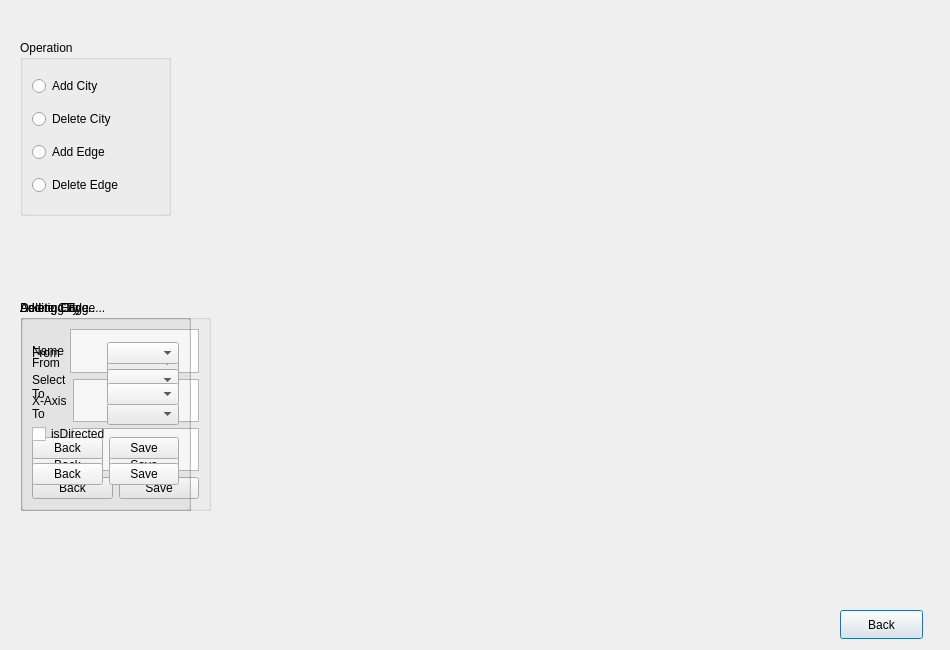
The window that edit.ui (MohabASHRAF-byte/mini-waslni-gui) describes before a commit, drawn with Qt 5.
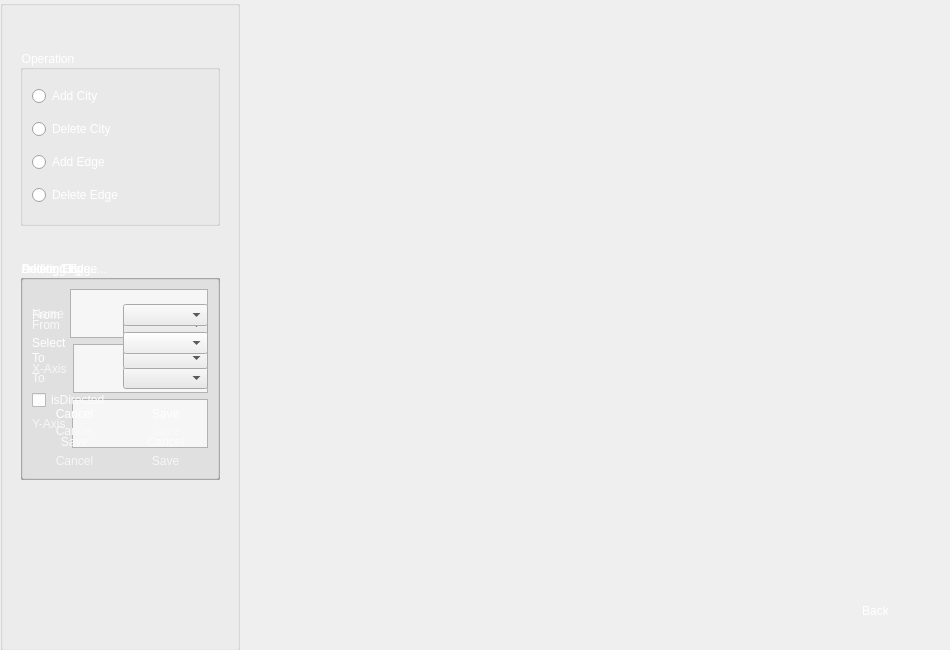
The same window after the commit. Icons and pictures are not drawn.

What changed in the file:
```diff
--- a/edit.ui
+++ b/edit.ui
@@ -13,34 +13,63 @@
   <property name="windowTitle">
    <string>Dialog</string>
   </property>
+  <property name="styleSheet">
+   <string notr="true">background-image: url(&quot;C:/Users/Moamen Sherif/Desktop/drive-download-20230520T180835Z-001/Asset 6.png&quot;);</string>
+  </property>
   <widget class="QPushButton" name="back_pushButton">
    <property name="geometry">
     <rect>
-     <x>840</x>
-     <y>610</y>
-     <width>83</width>
-     <height>29</height>
+     <x>820</x>
+     <y>590</y>
+     <width>111</width>
+     <height>41</height>
     </rect>
    </property>
+   <property name="styleSheet">
+    <string notr="true">color: white; 
+background-image: url(&quot;C:/Users/Moamen Sherif/Desktop/drive-download-20230520T180835Z-001/Asset 7.png&quot;);
+border-radius: 15px;</string>
+   </property>
    <property name="text">
     <string>Back</string>
    </property>
   </widget>
+  <widget class="QGroupBox" name="groupBox">
+   <property name="geometry">
+    <rect>
+     <x>0</x>
+     <y>0</y>
+     <width>240</width>
+     <height>651</height>
+    </rect>
+   </property>
+   <property name="styleSheet">
+    <string notr="true">background-image: url(&quot;C:/Users/Moamen Sherif/Desktop/drive-download-20230520T180835Z-001/Asset 15.png&quot;);</string>
+   </property>
+   <property name="title">
+    <string/>
+   </property>
   <widget class="QGroupBox" name="operation_groupBox">
    <property name="geometry">
     <rect>
      <x>20</x>
-     <y>40</y>
-     <width>151</width>
+      <y>50</y>
+      <width>200</width>
      <height>176</height>
     </rect>
    </property>
+    <property name="styleSheet">
+     <string notr="true">color: white;</string>
+    </property>
    <property name="title">
     <string>Operation</string>
    </property>
    <layout class="QVBoxLayout" name="verticalLayout">
     <item>
      <widget class="QRadioButton" name="add_city_radioButton">
+       <property name="styleSheet">
+        <string notr="true"/>
+       </property>
       <property name="text">
        <string>Add City</string>
       </property>
@@ -73,11 +102,14 @@
    <property name="geometry">
     <rect>
      <x>20</x>
-     <y>300</y>
-     <width>191</width>
-     <height>211</height>
-    </rect>
-   </property>
+      <y>260</y>
+      <width>200</width>
+      <height>220</height>
+     </rect>
+    </property>
+    <property name="styleSheet">
+     <string notr="true">color: white;</string>
+    </property>
    <property name="title">
     <string>Adding City ..</string>
    </property>
@@ -92,7 +124,11 @@
        </widget>
       </item>
       <item>
-       <widget class="QPlainTextEdit" name="plainTextEdit"/>
+        <widget class="QPlainTextEdit" name="plainTextEdit">
+         <property name="styleSheet">
+          <string notr="true"/>
+         </property>
+        </widget>
       </item>
      </layout>
     </item>
@@ -106,7 +142,11 @@
        </widget>
       </item>
       <item>
-       <widget class="QPlainTextEdit" name="plainTextEdit_3"/>
+        <widget class="QPlainTextEdit" name="plainTextEdit_3">
+         <property name="styleSheet">
+          <string notr="true"/>
+         </property>
+        </widget>
       </item>
      </layout>
     </item>
@@ -120,7 +160,11 @@
        </widget>
       </item>
       <item>
-       <widget class="QPlainTextEdit" name="plainTextEdit_2"/>
+        <widget class="QPlainTextEdit" name="plainTextEdit_2">
+         <property name="styleSheet">
+          <string notr="true"/>
+         </property>
+        </widget>
       </item>
      </layout>
     </item>
@@ -128,13 +172,49 @@
      <layout class="QHBoxLayout" name="horizontalLayout_9">
       <item>
        <widget class="QPushButton" name="adding_city_back">
+         <property name="sizePolicy">
+          <sizepolicy hsizetype="Minimum" vsizetype="Preferred">
+           <horstretch>0</horstretch>
+           <verstretch>0</verstretch>
+          </sizepolicy>
+         </property>
+         <property name="maximumSize">
+          <size>
+           <width>16777215</width>
+           <height>22</height>
+          </size>
+         </property>
+         <property name="styleSheet">
+          <string notr="true">background-image: url(&quot;C:/Users/Moamen Sherif/Desktop/drive-download-20230520T180835Z-001/Asset 9.png&quot;);
+background-repeat: none;
+border: none;
+color: white;</string>
+         </property>
         <property name="text">
-         <string>Back</string>
+          <string>Cancel</string>
         </property>
        </widget>
       </item>
       <item>
        <widget class="QPushButton" name="add_city_save_pushButton">
+         <property name="sizePolicy">
+          <sizepolicy hsizetype="Minimum" vsizetype="Preferred">
+           <horstretch>0</horstretch>
+           <verstretch>0</verstretch>
+          </sizepolicy>
+         </property>
+         <property name="maximumSize">
+          <size>
+           <width>16777215</width>
+           <height>22</height>
+          </size>
+         </property>
+         <property name="styleSheet">
+          <string notr="true">background-image: url(&quot;C:/Users/Moamen Sherif/Desktop/drive-download-20230520T180835Z-001/Asset 9.png&quot;);
+background-repeat: none;
+border: none;
+color: white;</string>
+         </property>
         <property name="text">
          <string>Save</string>
         </property>
@@ -148,11 +228,14 @@
    <property name="geometry">
     <rect>
      <x>20</x>
-     <y>300</y>
-     <width>171</width>
-     <height>211</height>
-    </rect>
-   </property>
+      <y>260</y>
+      <width>200</width>
+      <height>220</height>
+     </rect>
+    </property>
+    <property name="styleSheet">
+     <string notr="true">color: white;</string>
+    </property>
    <property name="title">
     <string>Deleting Edge ..</string>
    </property>
@@ -167,7 +250,11 @@
        </widget>
       </item>
       <item>
-       <widget class="QComboBox" name="delete_edge_from_comboBox"/>
+        <widget class="QComboBox" name="delete_edge_from_comboBox">
+         <property name="styleSheet">
+          <string notr="true">color: black;</string>
+         </property>
+        </widget>
       </item>
      </layout>
     </item>
@@ -181,7 +268,11 @@
        </widget>
       </item>
       <item>
-       <widget class="QComboBox" name="delete_edge_to_comboBox"/>
+        <widget class="QComboBox" name="delete_edge_to_comboBox">
+         <property name="styleSheet">
+          <string notr="true">color: black;</string>
+         </property>
+        </widget>
       </item>
      </layout>
     </item>
@@ -189,60 +280,49 @@
      <layout class="QHBoxLayout" name="horizontalLayout_11">
       <item>
        <widget class="QPushButton" name="deleting_edge_pushButton">
+         <property name="sizePolicy">
+          <sizepolicy hsizetype="Minimum" vsizetype="Preferred">
+           <horstretch>0</horstretch>
+           <verstretch>0</verstretch>
+          </sizepolicy>
+         </property>
+         <property name="maximumSize">
+          <size>
+           <width>16777215</width>
+           <height>22</height>
+          </size>
+         </property>
+         <property name="styleSheet">
+          <string notr="true">background-image: url(&quot;C:/Users/Moamen Sherif/Desktop/drive-download-20230520T180835Z-001/Asset 9.png&quot;);
+background-repeat: none;
+border: none;
+color: white;</string>
+         </property>
         <property name="text">
-         <string>Back</string>
+          <string>Cancel</string>
         </property>
        </widget>
       </item>
       <item>
        <widget class="QPushButton" name="delete_edge_save_pushButton">
-        <property name="text">
-         <string>Save</string>
-        </property>
-       </widget>
-      </item>
-     </layout>
-    </item>
-   </layout>
-  </widget>
-  <widget class="QGroupBox" name="delete_city_groupBox_">
-   <property name="geometry">
-    <rect>
-     <x>20</x>
-     <y>300</y>
-     <width>171</width>
-     <height>211</height>
-    </rect>
-   </property>
-   <property name="title">
-    <string>Delete City ..</string>
-   </property>
-   <layout class="QVBoxLayout" name="verticalLayout_4">
-    <item>
-     <layout class="QHBoxLayout" name="horizontalLayout_6">
-      <item>
-       <widget class="QLabel" name="label_6">
-        <property name="text">
-         <string>Select</string>
-        </property>
-       </widget>
-      </item>
-      <item>
-       <widget class="QComboBox" name="delete_city_comboBox"/>
-      </item>
-     </layout>
-    </item>
-    <item>
-     <layout class="QHBoxLayout" name="horizontalLayout_10">
-      <item>
-       <widget class="QPushButton" name="delete_city_pushButton">
-        <property name="text">
-         <string>Back</string>
-        </property>
-       </widget>
-      </item>
-      <item>
-       <widget class="QPushButton" name="delete_city_save_pushButton">
+         <property name="sizePolicy">
+          <sizepolicy hsizetype="Minimum" vsizetype="Preferred">
+           <horstretch>0</horstretch>
+           <verstretch>0</verstretch>
+          </sizepolicy>
+         </property>
+         <property name="maximumSize">
+          <size>
+           <width>16777215</width>
+           <height>22</height>
+          </size>
+         </property>
+         <property name="styleSheet">
+          <string notr="true">background-image: url(&quot;C:/Users/Moamen Sherif/Desktop/drive-download-20230520T180835Z-001/Asset 9.png&quot;);
+background-repeat: none;
+border: none;
+color: white;</string>
+         </property>
         <property name="text">
          <string>Save</string>
         </property>
@@ -256,11 +336,14 @@
    <property name="geometry">
     <rect>
      <x>20</x>
-     <y>300</y>
-     <width>171</width>
-     <height>211</height>
-    </rect>
-   </property>
+      <y>260</y>
+      <width>200</width>
+      <height>220</height>
+     </rect>
+    </property>
+    <property name="styleSheet">
+     <string notr="true">color: white;</string>
+    </property>
    <property name="title">
     <string>Adding Edge ..</string>
    </property>
@@ -275,7 +358,11 @@
        </widget>
       </item>
       <item>
-       <widget class="QComboBox" name="add_edge_from_comboBox_"/>
+        <widget class="QComboBox" name="add_edge_from_comboBox_">
+         <property name="styleSheet">
+          <string notr="true">color: black;</string>
+         </property>
+        </widget>
       </item>
      </layout>
     </item>
@@ -289,7 +376,11 @@
        </widget>
       </item>
       <item>
-       <widget class="QComboBox" name="add_edge_to_comboBox_"/>
+        <widget class="QComboBox" name="add_edge_to_comboBox_">
+         <property name="styleSheet">
+          <string notr="true">color: black;</string>
+         </property>
+        </widget>
       </item>
      </layout>
     </item>
@@ -302,23 +393,150 @@
     </item>
     <item>
      <layout class="QHBoxLayout" name="horizontalLayout_12">
-      <item>
-       <widget class="QPushButton" name="pushButton">
-        <property name="text">
-         <string>Back</string>
-        </property>
-       </widget>
-      </item>
       <item>
        <widget class="QPushButton" name="add_edge_save_pushButton_">
+         <property name="sizePolicy">
+          <sizepolicy hsizetype="Minimum" vsizetype="Preferred">
+           <horstretch>0</horstretch>
+           <verstretch>9</verstretch>
+          </sizepolicy>
+         </property>
+         <property name="maximumSize">
+          <size>
+           <width>16777215</width>
+           <height>22</height>
+          </size>
+         </property>
+         <property name="styleSheet">
+          <string notr="true">background-image: url(&quot;C:/Users/Moamen Sherif/Desktop/drive-download-20230520T180835Z-001/Asset 9.png&quot;);
+background-repeat: none;
+border: none;
+color: white;</string>
+         </property>
         <property name="text">
          <string>Save</string>
         </property>
        </widget>
       </item>
+       <item>
+        <widget class="QPushButton" name="pushButton">
+         <property name="sizePolicy">
+          <sizepolicy hsizetype="Minimum" vsizetype="Preferred">
+           <horstretch>0</horstretch>
+           <verstretch>0</verstretch>
+          </sizepolicy>
+         </property>
+         <property name="maximumSize">
+          <size>
+           <width>16777215</width>
+           <height>22</height>
+          </size>
+         </property>
+         <property name="styleSheet">
+          <string notr="true">background-image: url(&quot;C:/Users/Moamen Sherif/Desktop/drive-download-20230520T180835Z-001/Asset 9.png&quot;);
+background-repeat: none;
+border: none;
+color: white;</string>
+         </property>
+         <property name="text">
+          <string>Cancel</string>
+         </property>
+        </widget>
+       </item>
      </layout>
     </item>
    </layout>
+   </widget>
+   <widget class="QGroupBox" name="delete_city_groupBox_">
+    <property name="geometry">
+     <rect>
+      <x>20</x>
+      <y>260</y>
+      <width>200</width>
+      <height>220</height>
+     </rect>
+    </property>
+    <property name="styleSheet">
+     <string notr="true">color: white;</string>
+    </property>
+    <property name="title">
+     <string>Delete City ..</string>
+    </property>
+    <layout class="QVBoxLayout" name="verticalLayout_4">
+     <item>
+      <layout class="QHBoxLayout" name="horizontalLayout_6">
+       <item>
+        <widget class="QLabel" name="label_6">
+         <property name="text">
+          <string>Select</string>
+         </property>
+        </widget>
+       </item>
+       <item>
+        <widget class="QComboBox" name="delete_city_comboBox">
+         <property name="styleSheet">
+          <string notr="true">color: black;</string>
+         </property>
+        </widget>
+       </item>
+      </layout>
+     </item>
+     <item>
+      <layout class="QHBoxLayout" name="horizontalLayout_10">
+       <item>
+        <widget class="QPushButton" name="delete_city_pushButton">
+         <property name="sizePolicy">
+          <sizepolicy hsizetype="Minimum" vsizetype="Preferred">
+           <horstretch>0</horstretch>
+           <verstretch>0</verstretch>
+          </sizepolicy>
+         </property>
+         <property name="maximumSize">
+          <size>
+           <width>16777215</width>
+           <height>22</height>
+          </size>
+         </property>
+         <property name="styleSheet">
+          <string notr="true">background-image: url(&quot;C:/Users/Moamen Sherif/Desktop/drive-download-20230520T180835Z-001/Asset 9.png&quot;);
+background-repeat: none;
+border: none;
+color: white;</string>
+         </property>
+         <property name="text">
+          <string>Cancel</string>
+         </property>
+        </widget>
+       </item>
+       <item>
+        <widget class="QPushButton" name="delete_city_save_pushButton">
+         <property name="sizePolicy">
+          <sizepolicy hsizetype="Minimum" vsizetype="Preferred">
+           <horstretch>0</horstretch>
+           <verstretch>0</verstretch>
+          </sizepolicy>
+         </property>
+         <property name="maximumSize">
+          <size>
+           <width>16777215</width>
+           <height>22</height>
+          </size>
+         </property>
+         <property name="styleSheet">
+          <string notr="true">background-image: url(&quot;C:/Users/Moamen Sherif/Desktop/drive-download-20230520T180835Z-001/Asset 9.png&quot;);
+background-repeat: none;
+border: none;
+color: white;</string>
+         </property>
+         <property name="text">
+          <string>Save</string>
+         </property>
+        </widget>
+       </item>
+      </layout>
+     </item>
+    </layout>
+   </widget>
   </widget>
  </widget>
  <resources/>
```
Lines whose indentation alone changed are shown as unchanged.
